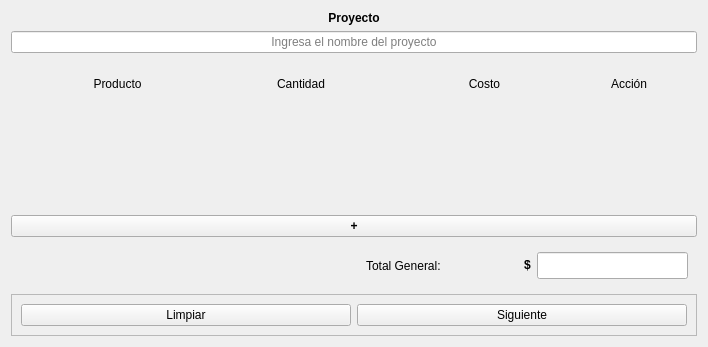
This is src/views/ui/NewProject.ui in 4l3j0Ok/budget-maker-desktop as Qt 5 draws it before an edit. The edited form follows.
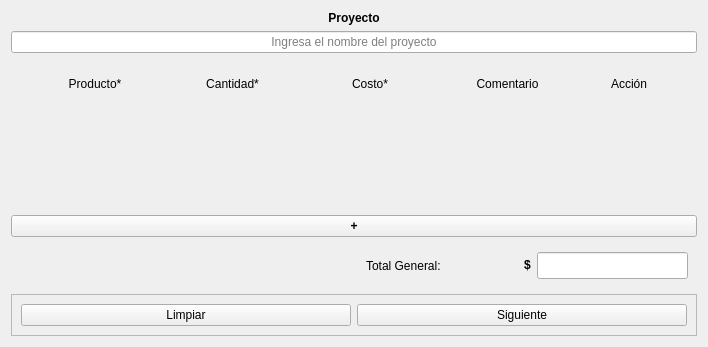
This is the edited form.

```diff
--- a/src/views/ui/NewProject.ui
+++ b/src/views/ui/NewProject.ui
@@ -77,7 +77,7 @@
         <x>0</x>
         <y>0</y>
         <width>690</width>
-        <height>148</height>
+        <height>135</height>
        </rect>
       </property>
       <layout class="QVBoxLayout" name="verticalLayout">
@@ -93,7 +93,7 @@
           <item>
            <widget class="QLabel" name="label">
             <property name="text">
-             <string>Producto</string>
+             <string>Producto*</string>
             </property>
             <property name="alignment">
              <set>Qt::AlignmentFlag::AlignCenter</set>
@@ -103,7 +103,7 @@
           <item>
            <widget class="QLabel" name="label_2">
             <property name="text">
-             <string>Cantidad</string>
+             <string>Cantidad*</string>
             </property>
             <property name="alignment">
              <set>Qt::AlignmentFlag::AlignCenter</set>
@@ -113,7 +113,17 @@
           <item>
            <widget class="QLabel" name="label_3">
             <property name="text">
-             <string>Costo</string>
+             <string>Costo*</string>
+            </property>
+            <property name="alignment">
+             <set>Qt::AlignmentFlag::AlignCenter</set>
+            </property>
+           </widget>
+          </item>
+          <item>
+           <widget class="QLabel" name="label_5">
+            <property name="text">
+             <string>Comentario</string>
             </property>
             <property name="alignment">
              <set>Qt::AlignmentFlag::AlignCenter</set>
```
